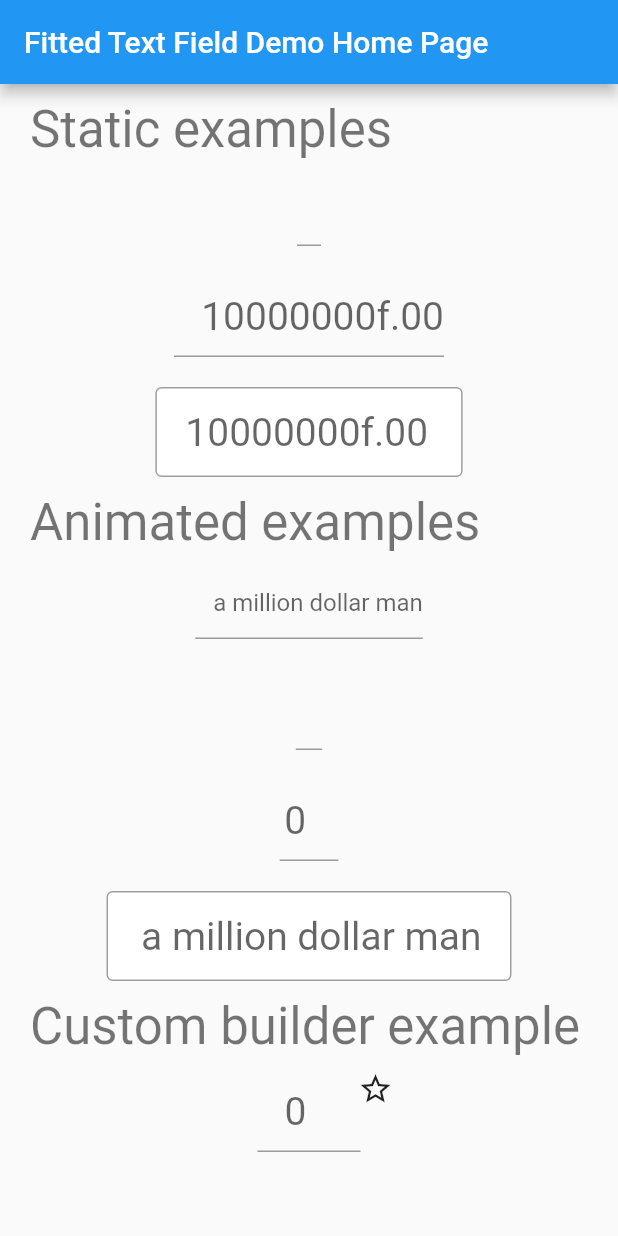
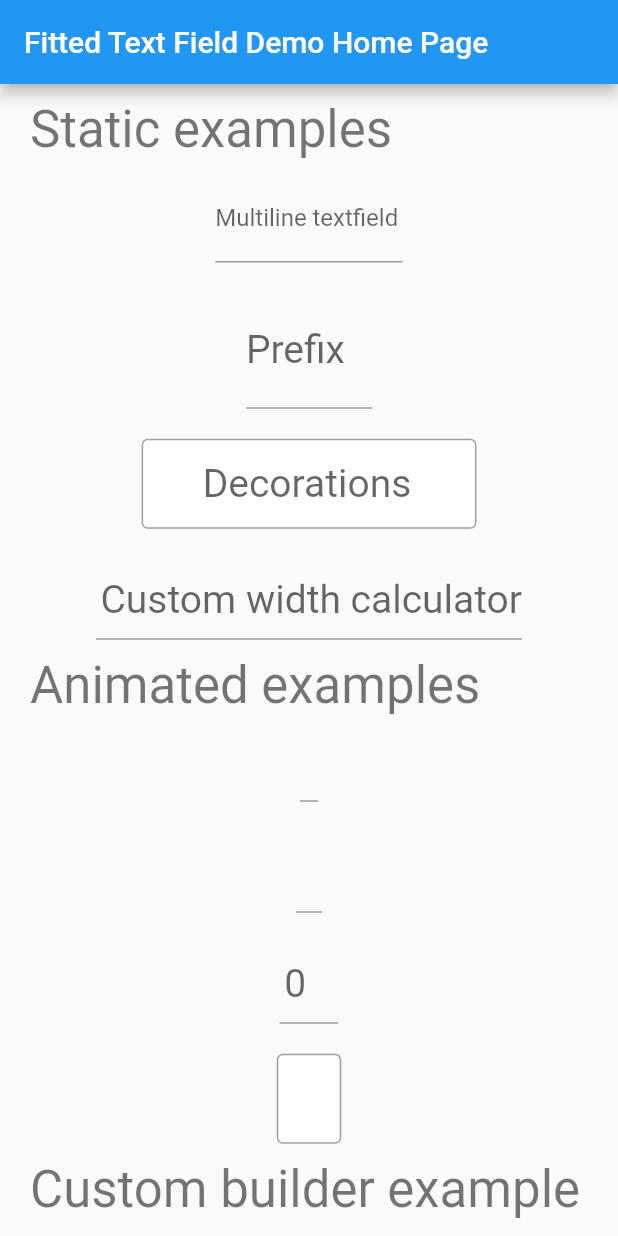
Before and after one commit to metadoggo/fitted_text_field_container, a Flutter app: the screen it shows after launch, on a phone screen of 412 x 824 dp. Run offline on Flutter 3.47's test engine with Material 2 defaults, Android fonts, the phone set to English and light mode, and no system bars.

Commit message:
Refactored common code into a single class

````diff
--- a/example/lib/main.dart
+++ b/example/lib/main.dart
@@ -1,5 +1,5 @@
 import 'dart:async';
-import 'dart:math';
+import 'dart:math' show max, Random;
 
 import 'package:fitted_text_field_container/fitted_text_field_container.dart';
 import 'package:flutter/material.dart';
@@ -31,14 +31,7 @@ class MyHomePage extends StatefulWidget {
 }
 
 class _MyHomePageState extends State<MyHomePage> {
-  TextEditingController _plainCtl;
-  TextEditingController _poundCtl;
-  TextEditingController _paddingCtl;
-  TextEditingController _aniDollarCtl;
-  TextEditingController _aniDongCtl;
-  TextEditingController _aniEuroCtl;
-  TextEditingController _aniPaddingCtl;
-  TextEditingController _aniWholePoundCtl;
+  TextEditingController _textEditingCtl;
   FocusNode _plainFocusNode;
   FocusNode _poundFocusNode;
   FocusNode _paddingFocusNode;
@@ -51,14 +44,7 @@ class _MyHomePageState extends State<MyHomePage> {
   @override
   void initState() {
     super.initState();
-    _plainCtl = TextEditingController();
-    _poundCtl = TextEditingController();
-    _paddingCtl = TextEditingController();
-    _aniDollarCtl = TextEditingController();
-    _aniDongCtl = TextEditingController();
-    _aniEuroCtl = TextEditingController();
-    _aniPaddingCtl = TextEditingController();
-    _aniWholePoundCtl = TextEditingController();
+    _textEditingCtl = TextEditingController();
     _plainFocusNode = FocusNode();
     _poundFocusNode = FocusNode();
     _paddingFocusNode = FocusNode();
@@ -78,15 +64,9 @@ class _MyHomePageState extends State<MyHomePage> {
   void runInputer(int i) {
     Timer(Duration(milliseconds: 50 + rand.nextInt(500)), () {
       setState(() {
-        _plainCtl.text += String.fromCharCode(97 + rand.nextInt(25));
+        _textEditingCtl.text += String.fromCharCode(97 + rand.nextInt(25));
         String num = rand.nextInt(9).toString();
-        _poundCtl.text += num;
-        _paddingCtl.text += num;
-        _aniDollarCtl.text += num;
-        _aniDongCtl.text += num;
-        _aniEuroCtl.text += num;
-        _aniPaddingCtl.text += num;
-        _aniWholePoundCtl.text += num;
+        _textEditingCtl.text += num;
         if (i > 0) {
           runInputer(i - 1);
         } else {
@@ -99,16 +79,9 @@ class _MyHomePageState extends State<MyHomePage> {
   void runDelete(int end, int delay) {
     Timer(Duration(milliseconds: delay), () {
       setState(() {
-        _plainCtl.text = _plainCtl.text.substring(0, end);
-        _poundCtl.text = _poundCtl.text.substring(0, end);
-        _paddingCtl.text = _paddingCtl.text.substring(0, end);
-        _aniDollarCtl.text = _aniDollarCtl.text.substring(0, end);
-        _aniDongCtl.text = _aniDongCtl.text.substring(0, end);
-        _aniEuroCtl.text = _aniEuroCtl.text.substring(0, end);
-        _aniPaddingCtl.text = _aniPaddingCtl.text.substring(0, end);
-        _aniWholePoundCtl.text = _aniWholePoundCtl.text.substring(0, end);
-        if (_plainCtl.text.length > 0) {
-          runDelete(_plainCtl.text.length - 1,
+        _textEditingCtl.text = _textEditingCtl.text.substring(0, end);
+        if (_textEditingCtl.text.length > 0) {
+          runDelete(_textEditingCtl.text.length - 1,
               ((600 / 10) * end).round() + rand.nextInt(300) + 300);
         } else {
           Timer(Duration(milliseconds: 2000), () {
@@ -134,7 +107,7 @@ class _MyHomePageState extends State<MyHomePage> {
           ),
           Fit(
             child: TextField(
-              controller: _plainCtl,
+              controller: _textEditingCtl,
               style: TextStyle(fontSize: 16),
               focusNode: _plainFocusNode,
               textInputAction: TextInputAction.next,
@@ -144,11 +117,12 @@ class _MyHomePageState extends State<MyHomePage> {
               onSubmitted: (String value) {
                 FocusScope.of(context).requestFocus(_poundFocusNode);
               },
+              decoration: InputDecoration(labelText: "Multiline textfield"),
             ),
           ),
           Fit(
             child: TextField(
-              controller: _poundCtl,
+              controller: _textEditingCtl,
               style: TextStyle(fontSize: 26),
               focusNode: _poundFocusNode,
               textInputAction: TextInputAction.next,
@@ -160,7 +134,7 @@ class _MyHomePageState extends State<MyHomePage> {
               textAlign: TextAlign.right,
               decoration: InputDecoration(
                 prefixText: "£",
-                hintText: "10000000f.00",
+                labelText: "Prefix",
               ),
               onSubmitted: (String value) {
                 FocusScope.of(context).requestFocus(_paddingFocusNode);
@@ -169,7 +143,7 @@ class _MyHomePageState extends State<MyHomePage> {
           ),
           Fit(
             child: TextField(
-              controller: _paddingCtl,
+              controller: _textEditingCtl,
               style: TextStyle(fontSize: 26),
               focusNode: _paddingFocusNode,
               textInputAction: TextInputAction.next,
@@ -190,13 +164,38 @@ class _MyHomePageState extends State<MyHomePage> {
                   borderRadius: BorderRadius.circular(4),
                   borderSide: BorderSide(color: Colors.blue, width: 3),
                 ),
-                hintText: "10000000f.00",
                 border: OutlineInputBorder(),
                 contentPadding: EdgeInsets.symmetric(
                   vertical: 15,
                   horizontal: 20,
                 ),
+                prefixText: "->",
+                suffixText: "<-",
+                hintText: "Decorations",
               ),
+            ),
+          ),
+          Fit(
+            calculator: (m) =>
+                m.fixedWidths +
+                max(m.labelWidth, max(m.hintWidth, m.textWidth)),
+            child: TextField(
+              controller: _textEditingCtl,
+              style: TextStyle(fontSize: 26),
+              focusNode: _poundFocusNode,
+              textInputAction: TextInputAction.next,
+              keyboardType: TextInputType.numberWithOptions(decimal: true),
+              maxLines: null,
+              inputFormatters: [
+                FilteringTextInputFormatter.allow(RegExp(r"\d+\.?\d*")),
+              ],
+              textAlign: TextAlign.right,
+              decoration: InputDecoration(
+                hintText: "Custom width calculator",
+              ),
+              onSubmitted: (String value) {
+                FocusScope.of(context).requestFocus(_paddingFocusNode);
+              },
             ),
           ),
           Text(
@@ -205,7 +204,7 @@ class _MyHomePageState extends State<MyHomePage> {
           ),
           AnimFit(
             child: TextField(
-              controller: _aniDollarCtl,
+              controller: _textEditingCtl,
               style: TextStyle(fontSize: 16),
               focusNode: _aniDollarFocusNode,
               textInputAction: TextInputAction.next,
@@ -216,7 +215,6 @@ class _MyHomePageState extends State<MyHomePage> {
               textAlign: TextAlign.right,
               decoration: InputDecoration(
                 prefixText: "\$",
-                hintText: "a million dollar man",
               ),
               onSubmitted: (String value) {
                 FocusScope.of(context).requestFocus(_aniEuroFocusNode);
@@ -225,7 +223,7 @@ class _MyHomePageState extends State<MyHomePage> {
           ),
           AnimFit(
             child: TextField(
-              controller: _aniEuroCtl,
+              controller: _textEditingCtl,
               style: TextStyle(fontSize: 26),
               focusNode: _aniEuroFocusNode,
               textInputAction: TextInputAction.next,
@@ -244,7 +242,7 @@ class _MyHomePageState extends State<MyHomePage> {
           ),
           AnimFit(
             child: TextField(
-              controller: _aniDongCtl,
+              controller: _textEditingCtl,
               style: TextStyle(fontSize: 26),
               focusNode: _aniDongFocusNode,
               textInputAction: TextInputAction.next,
@@ -264,7 +262,7 @@ class _MyHomePageState extends State<MyHomePage> {
           ),
           AnimFit(
             child: TextField(
-              controller: _aniPaddingCtl,
+              controller: _textEditingCtl,
               style: TextStyle(fontSize: 26),
               focusNode: _aniPaddingFocusNode,
               textInputAction: TextInputAction.next,
@@ -285,7 +283,6 @@ class _MyHomePageState extends State<MyHomePage> {
                   borderSide: BorderSide(color: Colors.blue, width: 3),
                 ),
                 border: OutlineInputBorder(),
-                hintText: "a million dollar man",
                 contentPadding: EdgeInsets.symmetric(
                   vertical: 15,
                   horizontal: 20,
@@ -309,7 +306,7 @@ class _MyHomePageState extends State<MyHomePage> {
                 growCurve: Curves.easeOutCirc,
                 shrinkCurve: Curves.easeInCirc,
                 child: TextField(
-                  controller: _aniWholePoundCtl,
+                  controller: _textEditingCtl,
                   style: TextStyle(fontSize: 26),
                   focusNode: _aniWholePoundFocusNode,
                   textInputAction: TextInputAction.next,
@@ -336,7 +333,7 @@ class _MyHomePageState extends State<MyHomePage> {
                       Positioned(
                         top: 0,
                         right: -22,
-                        child: _aniWholePoundCtl.text.isEmpty
+                        child: _textEditingCtl.text.length < 5
                             ? Icon(Icons.star_border)
                             : Icon(Icons.star, color: Colors.amber),
                       ),
@@ -354,15 +351,16 @@ class _MyHomePageState extends State<MyHomePage> {
 
 class Fit extends StatelessWidget {
   final Widget child;
+  final CalculateFunction calculator;
 
-  Fit({Key key, this.child}) : super(key: key);
+  Fit({Key key, @required this.child, this.calculator}) : super(key: key);
 
   @override
   Widget build(BuildContext context) {
     return Center(
       child: Padding(
         padding: EdgeInsets.symmetric(vertical: 10),
-        child: FittedTextFieldContainer(minWidth: 16, child: child),
+        child: FittedTextFieldContainer(child: child, calculator: calculator),
       ),
     );
   }
--- a/lib/src/animated_fitted_text_field_container.dart
+++ b/lib/src/animated_fitted_text_field_container.dart
@@ -1,9 +1,11 @@
+import 'package:fitted_text_field_container/fitted_text_field_container.dart';
 import 'package:flutter/material.dart';
 
 import 'utils.dart';
 
 class AnimatedFittedTextFieldContainer extends StatefulWidget {
-  /// Creates an animated container to wrap a [child] `TextField`  and automatically resizes to fit the [child]'s text value
+  /// Creates an animated container to wrap a [child] `TextField`  and
+  /// automatically resizes to fit the [child]'s text value
   ///
   /// ```dart
   /// AnimatedFittedTextFieldContainer(
@@ -26,33 +28,21 @@ class AnimatedFittedTextFieldContainer extends StatefulWidget {
   /// `Curve` to use for animating shrinkage
   final Curve shrinkCurve;
 
-  /// The width of the `TextField.decoration.prefixIcon` if used
-  final double prefixIconWidth;
+  /// The calculator provides measured values that returns a width value
+  final CalculateFunction calculator;
 
-  /// The width of the `TextField.decoration.suffixIcon` if used
-  final double suffixIconWidth;
-
-  /// The minimum width, default is 0 - which makes the TextField invisible if the TextField
-  /// doesn't include properties that takes up space (such as labelText, prefixIcon, etc).
-  final double minWidth;
-
-  /// The maximum width, defaults to `double.infinity` - i.e. there is no maximum
-  final double maxWidth;
-
-  /// The builder provides the `child` TextField to a function that returns a widget.
+  /// The builder provides the `child` TextField to a function that returns a
+  /// widget.
   final Widget Function(BuildContext context, TextField child) builder;
 
   const AnimatedFittedTextFieldContainer({
     Key key,
-    this.child,
+    @required this.child,
     this.growDuration = const Duration(milliseconds: 300),
     this.shrinkDuration = const Duration(milliseconds: 600),
     this.growCurve = Curves.easeOutCirc,
     this.shrinkCurve = Curves.easeInCirc,
-    this.prefixIconWidth = 48,
-    this.suffixIconWidth = 48,
-    this.minWidth = 0,
-    this.maxWidth = double.infinity,
+    this.calculator,
     this.builder,
   }) : super(key: key);
   @override
@@ -62,19 +52,18 @@ class AnimatedFittedTextFieldContainer extends StatefulWidget {
 
 class _AnimatedFittedTextFieldContainerState
     extends State<AnimatedFittedTextFieldContainer> {
-  double _prefixWidth;
-  double _suffixWidth;
-  double _hintWidth;
-  double _labelWidth;
-  double _fixedWidth;
+  CalculateFunction _calculator;
   double _textFieldWidth;
+  TextFieldMeasurer _measurer;
   Duration _duration;
   Curve _curve;
-  TextStyle _defaultTextStyle;
+  bool _didGrow = true;
 
   @override
   void initState() {
     assert(widget.child.controller != null);
+    _calculator =
+        widget.calculator ?? FittedTextFieldContainer.defaultCalculator;
     widget.child.controller.addListener(_onTextChanged);
     _duration = widget.growDuration;
     _curve = widget.growCurve;
@@ -85,32 +74,10 @@ class _AnimatedFittedTextFieldContainerState
   void didChangeDependencies() {
     // When style is null, it defaults to `subtitle1` of current field.
     // See: https://api.flutter.dev/flutter/material/TextField/style.html
-    _defaultTextStyle =
-        widget.child.style ?? Theme.of(context).textTheme.subhead;
+    final textStyle = widget.child.style ?? Theme.of(context).textTheme.subhead;
 
-    _prefixWidth = getPrefixTextSize(widget.child, _defaultTextStyle).width;
-    _suffixWidth = getSuffixTextSize(widget.child, _defaultTextStyle).width;
-    _hintWidth = getHintTextSize(widget.child, _defaultTextStyle).width;
-    _labelWidth = getLabelTextSize(widget.child, _defaultTextStyle).width;
-    _fixedWidth = _prefixWidth + _suffixWidth;
-    _fixedWidth = _prefixWidth + _suffixWidth;
-
-    if (widget.child.decoration.contentPadding != null) {
-      _fixedWidth += widget.child.decoration.contentPadding.collapsedSize.width;
-    }
-
-    if (widget.child.decoration.prefixIcon != null) {
-      _fixedWidth += widget.prefixIconWidth;
-    }
-    if (widget.child.decoration.suffixIcon != null) {
-      _fixedWidth += widget.suffixIconWidth;
-    }
-
-    // Add enough space for the cursor to prevent it being positined onto the next line
-    // in a multiline textfield and scrolled in a single-line text field.
-    _fixedWidth += widget.child.cursorWidth + 1;
-
-    _textFieldWidth = _geTextFieldWidth();
+    _measurer = TextFieldMeasurer.create(widget.child, textStyle);
+    _textFieldWidth = _calculator(_measurer);
 
     super.didChangeDependencies();
   }
@@ -121,37 +88,24 @@ class _AnimatedFittedTextFieldContainerState
     super.dispose();
   }
 
-  double _geTextFieldWidth() {
-    double textWidth = getTextSize(widget.child, _defaultTextStyle).width;
-    double width = textWidth > _hintWidth ? textWidth : _hintWidth;
-    if (_labelWidth > width) {
-      width = _labelWidth;
-    }
-    width += _fixedWidth;
-
-    if (width < widget.minWidth) {
-      width = widget.minWidth;
-    }
-    if (width > widget.maxWidth) {
-      width = widget.maxWidth;
-    }
-    return width;
-  }
-
   void _onTextChanged() {
-    final width = _geTextFieldWidth();
+    final width = _calculator(_measurer);
     if (width != _textFieldWidth) {
       setState(() {
         if (width > _textFieldWidth) {
-          _duration = widget.growDuration;
-          _curve = widget.growCurve;
-        } else {
+          if (!_didGrow) {
+            _duration = widget.growDuration;
+            _curve = widget.growCurve;
+            _didGrow = true;
+          }
+        } else if (_didGrow) {
           _duration = widget.shrinkDuration;
           _curve = widget.shrinkCurve;
+          _didGrow = false;
         }
+
         _textFieldWidth = width;
       });
-      // widget.child.controller.selection = widget.child.controller.selection.copyWith();
     }
   }
 
--- a/lib/src/fitted_text_field_container.dart
+++ b/lib/src/fitted_text_field_container.dart
@@ -1,9 +1,14 @@
+import 'dart:math';
+
 import 'package:flutter/material.dart';
 
 import 'utils.dart';
 
+typedef double CalculateFunction(TextFieldMeasurer measurer);
+
 class FittedTextFieldContainer extends StatefulWidget {
-  /// Creates a container to wrap a [child] `TextField`  and automatically resizes to fit the [child]'s text value
+  /// Creates an animated container to wrap a [child] `TextField`  and
+  /// automatically resizes to fit the [child]'s text value
   ///
   /// ```dart
   /// FittedTextFieldContainer(
@@ -14,46 +19,41 @@ class FittedTextFieldContainer extends StatefulWidget {
   /// The `TextField` to wrap
   final TextField child;
 
-  /// The width of the `TextField.decoration.prefixIcon` if used
-  final double prefixIconWidth;
+  /// The calculator provides measured values that returns a width value
+  final CalculateFunction calculator;
 
-  /// The width of the `TextField.decoration.suffixIcon` if used
-  final double suffixIconWidth;
-
-  /// The minimum width, default is 0 - which makes the TextField invisible if the TextField
-  /// doesn't include properties that takes up space (such as labelText, prefixIcon, etc).
-  final double minWidth;
-
-  /// The maximum width, defaults to `double.infinity` - i.e. there is no maximum
-  final double maxWidth;
+  /// The builder provides the `child` TextField to a function that returns a
+  /// widget.
+  final Widget Function(BuildContext context, TextField child) builder;
 
   const FittedTextFieldContainer({
     Key key,
     @required this.child,
-    this.prefixIconWidth = 48,
-    this.suffixIconWidth = 48,
-    this.minWidth = 0,
-    this.maxWidth = double.infinity,
+    this.calculator,
+    this.builder,
   })  : assert(child != null),
         super(key: key);
 
   @override
   _FittedTextFieldContainerState createState() =>
       _FittedTextFieldContainerState();
+
+  static CalculateFunction defaultCalculator = (m) =>
+      m.fixedWidths +
+      max(m.labelWidth,
+          m.textField.controller.text.isEmpty ? m.hintWidth : m.textWidth);
 }
 
 class _FittedTextFieldContainerState extends State<FittedTextFieldContainer> {
-  double _prefixWidth;
-  double _suffixWidth;
-  double _hintWidth;
-  double _labelWidth;
-  double _fixedWidth;
+  CalculateFunction _calculator;
   double _textFieldWidth;
-  TextStyle _defaultTextStyle;
+  TextFieldMeasurer _measurer;
 
   @override
   void initState() {
     assert(widget.child.controller != null);
+    _calculator =
+        widget.calculator ?? FittedTextFieldContainer.defaultCalculator;
     widget.child.controller.addListener(_onTextChanged);
     super.initState();
   }
@@ -62,30 +62,10 @@ class _FittedTextFieldContainerState extends State<FittedTextFieldContainer> {
   void didChangeDependencies() {
     // When style is null, it defaults to `subtitle1` of current field.
     // See: https://api.flutter.dev/flutter/material/TextField/style.html
-    _defaultTextStyle =
-        widget.child.style ?? Theme.of(context).textTheme.subhead;
+    final textStyle = widget.child.style ?? Theme.of(context).textTheme.subhead;
 
-    _prefixWidth = getPrefixTextSize(widget.child, _defaultTextStyle).width;
-    _suffixWidth = getSuffixTextSize(widget.child, _defaultTextStyle).width;
-    _hintWidth = getHintTextSize(widget.child, _defaultTextStyle).width;
-    _labelWidth = getLabelTextSize(widget.child, _defaultTextStyle).width;
-    _fixedWidth = _prefixWidth + _suffixWidth;
-
-    if (widget.child.decoration.contentPadding != null) {
-      _fixedWidth += widget.child.decoration.contentPadding.collapsedSize.width;
-    }
-
-    if (widget.child.decoration.prefixIcon != null) {
-      _fixedWidth += widget.prefixIconWidth;
-    }
-    if (widget.child.decoration.suffixIcon != null) {
-      _fixedWidth += widget.suffixIconWidth;
-    }
-
-    // Add enough space for the cursor to prevent it being positined onto the next line
-    // in a multiline textfield and scrolled in a single-line text field.
-    _fixedWidth += widget.child.cursorWidth + 1;
-    _textFieldWidth = _geTextFieldWidth();
+    _measurer = TextFieldMeasurer.create(widget.child, textStyle);
+    _textFieldWidth = _calculator(_measurer);
 
     super.didChangeDependencies();
   }
@@ -96,25 +76,8 @@ class _FittedTextFieldContainerState extends State<FittedTextFieldContainer> {
     super.dispose();
   }
 
-  double _geTextFieldWidth() {
-    double textWidth = getTextSize(widget.child, _defaultTextStyle).width;
-    double width = textWidth > _hintWidth ? textWidth : _hintWidth;
-    if (_labelWidth > width) {
-      width = _labelWidth;
-    }
-    width += _fixedWidth;
-
-    if (width < widget.minWidth) {
-      width = widget.minWidth;
-    }
-    if (width > widget.maxWidth) {
-      width = widget.maxWidth;
-    }
-    return width;
-  }
-
   void _onTextChanged() {
-    final width = _geTextFieldWidth();
+    final width = _calculator(_measurer);
     if (width != _textFieldWidth) {
       setState(() {
         _textFieldWidth = width;
@@ -126,7 +89,9 @@ class _FittedTextFieldContainerState extends State<FittedTextFieldContainer> {
   Widget build(BuildContext context) {
     return Container(
       width: _textFieldWidth,
-      child: widget.child,
+      child: widget.builder == null
+          ? widget.child
+          : widget.builder(context, widget.child),
     );
   }
 }
--- a/lib/src/utils.dart
+++ b/lib/src/utils.dart
@@ -1,6 +1,43 @@
 import 'package:flutter/material.dart';
 
-Size _calculateSize({
+class TextFieldMeasurer {
+  TextFieldMeasurer._({
+    @required this.textField,
+    @required this.textStyle,
+    @required this.hintWidth,
+    @required this.labelWidth,
+    @required this.fixedWidths,
+  });
+
+  factory TextFieldMeasurer.create(TextField textField, TextStyle textStyle) {
+    final prefixWidth = _getPrefixTextSize(textField, textStyle).width;
+    final suffixWidth = _getSuffixTextSize(textField, textStyle).width;
+    final hintWidth = _getHintTextSize(textField, textStyle).width;
+    final labelWidth = _getLabelTextSize(textField, textStyle).width;
+    final paddingWidth = textField.decoration.contentPadding != null
+        ? textField.decoration.contentPadding.collapsedSize.width
+        : 0;
+    // Add enough space for the cursor to prevent it being positined onto the
+    // next line in a multiline textfield and scrolled in a single-line text
+    // field
+    final cursorWidth = textField.cursorWidth + 1;
+
+    return TextFieldMeasurer._(
+      textField: textField,
+      textStyle: textStyle,
+      hintWidth: hintWidth,
+      labelWidth: labelWidth,
+      fixedWidths: prefixWidth + suffixWidth + paddingWidth + cursorWidth,
+    );
+  }
+
+  final TextField textField;
+  final TextStyle textStyle;
+  final double hintWidth;
+  final double labelWidth;
+  final double fixedWidths;
+
+  static Size _calculateSize({
     @required String text,
     @required TextStyle style,
     @required TextAlign textAlign,
@@ -24,52 +61,57 @@ Size _calculateSize({
     return painter.size;
   }
 
-Size getPrefixTextSize(TextField textField, [TextStyle defaultStyle]) =>
+  static Size _getPrefixTextSize(TextField textField,
+          [TextStyle defaultStyle]) =>
       _calculateSize(
         text: textField.decoration.prefixText,
         style: textField.decoration.prefixStyle ?? defaultStyle,
         textAlign: textField.textAlign,
         strutStyle: textField.strutStyle,
         maxLines: textField.maxLines,
-      textDirection: textField.textDirection  ?? TextDirection.ltr,
+        textDirection: textField.textDirection ?? TextDirection.ltr,
       );
 
-Size getSuffixTextSize(TextField textField, [TextStyle defaultStyle]) =>
+  static Size _getSuffixTextSize(TextField textField,
+          [TextStyle defaultStyle]) =>
       _calculateSize(
         text: textField.decoration.suffixText,
         style: textField.decoration.suffixStyle ?? defaultStyle,
         textAlign: textField.textAlign,
         strutStyle: textField.strutStyle,
         maxLines: textField.maxLines,
-      textDirection: textField.textDirection  ?? TextDirection.ltr,
+        textDirection: textField.textDirection ?? TextDirection.ltr,
       );
 
-Size getHintTextSize(TextField textField, [TextStyle defaultStyle]) =>
+  static Size _getHintTextSize(TextField textField, [TextStyle defaultStyle]) =>
       _calculateSize(
         text: textField.decoration.hintText,
         style: textField.decoration.hintStyle ?? defaultStyle,
         textAlign: textField.textAlign,
         strutStyle: textField.strutStyle,
         maxLines: textField.maxLines,
-      textDirection: textField.textDirection  ?? TextDirection.ltr,
+        textDirection: textField.textDirection ?? TextDirection.ltr,
       );
 
-Size getLabelTextSize(TextField textField, [TextStyle defaultStyle]) =>
+  static Size _getLabelTextSize(TextField textField,
+          [TextStyle defaultStyle]) =>
       _calculateSize(
         text: textField.decoration.labelText,
         style: textField.decoration.labelStyle ?? defaultStyle,
         textAlign: textField.textAlign,
         strutStyle: textField.strutStyle,
         maxLines: textField.maxLines,
-      textDirection: textField.textDirection  ?? TextDirection.ltr,
+        textDirection: textField.textDirection ?? TextDirection.ltr,
       );
 
-Size getTextSize(TextField textField, [TextStyle defaultStyle]) =>
-    _calculateSize(
+  double get textWidth => textField.controller.text.isNotEmpty
+      ? _calculateSize(
           text: textField.controller.text,
-      style: textField.style ?? defaultStyle,
+          style: textField.style ?? textStyle,
           textAlign: textField.textAlign,
           strutStyle: textField.strutStyle,
           maxLines: textField.maxLines,
-      textDirection: textField.textDirection  ?? TextDirection.ltr,
-    );
+          textDirection: textField.textDirection ?? TextDirection.ltr,
+        ).width
+      : 0;
+}
--- a/pubspec.yaml
+++ b/pubspec.yaml
@@ -3,7 +3,7 @@ description: A Container that automatically resizes to fit a the text value of a
 homepage: https://medium.com/@huyffs/fitted-textfield-container-for-flutter-c9c63644441c
 repository: https://github.com/huyffs/fitted_text_field_container
 
-version: 1.2.1
+version: 1.3.0
 
 environment:
   sdk: ">=2.0.0 <3.0.0"
````
Also changed, not shown: example/pubspec.lock, 2 other files. Lines whose indentation alone changed are shown as unchanged.
